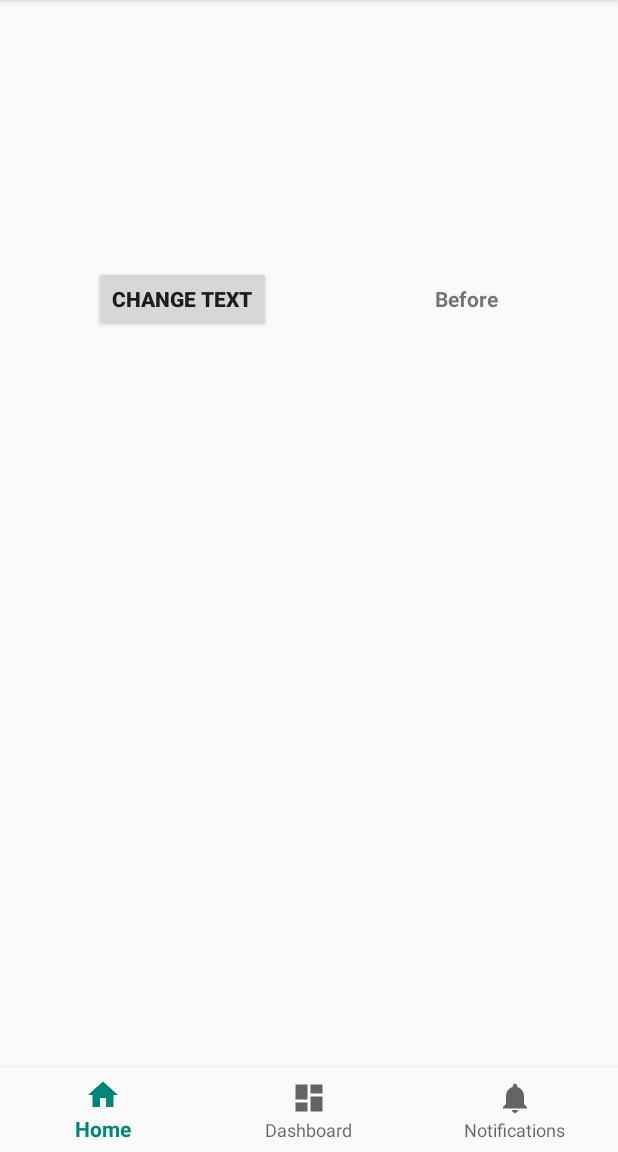
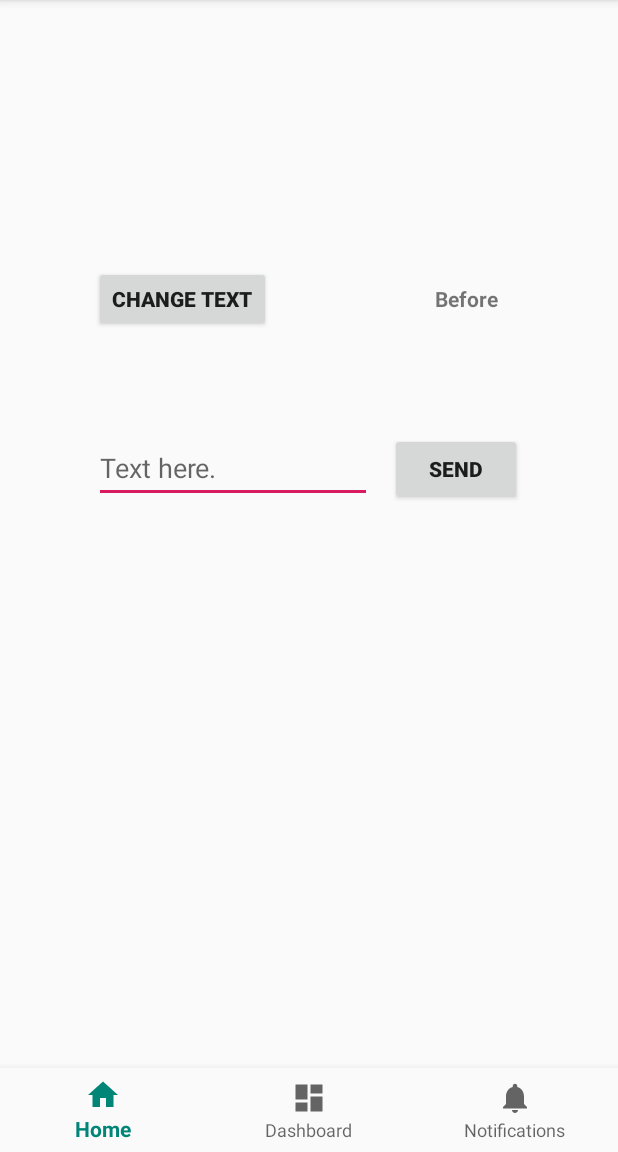
Before and after one commit to Masumi-M/Kotlin_Tutorial, an Android app: the screen it shows after launch (MainActivity), on a phone screen of 412 x 824 dp, the part 84-1236 px from its top. Run offline under Robolectric (Android 15) with nearby library versions, the phone set to English and light mode, and no system bars.

Commit message:
Add: Step2

```diff
--- a/app/build.gradle
+++ b/app/build.gradle
@@ -24,7 +24,7 @@ android {
 
 dependencies {
     implementation fileTree(dir: 'libs', include: ['*.jar'])
-    implementation"org.jetbrains.kotlin:kotlin-stdlib-jdk7:$kotlin_version"
+    implementation "org.jetbrains.kotlin:kotlin-stdlib-jdk7:$kotlin_version"
     implementation 'com.android.support:appcompat-v7:28.0.0'
     implementation 'com.android.support:design:28.0.0'
     implementation 'com.android.support.constraint:constraint-layout:1.1.3'
--- a/app/src/main/AndroidManifest.xml
+++ b/app/src/main/AndroidManifest.xml
@@ -18,6 +18,8 @@
                 <category android:name="android.intent.category.LAUNCHER"/>
             </intent-filter>
         </activity>
+        <activity android:name=".InfoActivity">
+        </activity>
     </application>
 
 </manifest>
--- a/app/src/main/res/layout/activity_main.xml
+++ b/app/src/main/res/layout/activity_main.xml
@@ -30,7 +30,7 @@
             app:layout_constraintRight_toRightOf="parent"
             app:menu="@menu/navigation"/>
     <Button
-            android:text="Change Text"
+            android:text="@string/change_text"
             android:layout_height="44dp"
             android:id="@+id/change_button"
             android:textStyle="bold"
@@ -40,5 +40,23 @@
             android:layout_marginStart="16dp" android:layout_marginTop="14dp"
             app:layout_constraintTop_toTopOf="parent" android:layout_marginBottom="327dp"
             app:layout_constraintBottom_toTopOf="@+id/navigation" android:layout_width="wrap_content"/>
+    <EditText
+            android:layout_width="185dp"
+            android:layout_height="46dp"
+            android:inputType="textPersonName"
+            android:ems="10"
+            android:id="@+id/editText"
+            android:layout_marginTop="68dp"
+            app:layout_constraintTop_toBottomOf="@+id/change_button" android:hint="@string/info_input_hint"
+            android:autofillHints=""
+            app:layout_constraintStart_toStartOf="@+id/change_button"/>
+    <Button
+            android:text="@string/send_info"
+            android:layout_width="wrap_content"
+            android:layout_height="wrap_content"
+            android:id="@+id/send_button"
+            app:layout_constraintTop_toTopOf="@+id/editText" app:layout_constraintBottom_toBottomOf="@+id/editText"
+            android:textStyle="bold" app:layout_constraintStart_toEndOf="@+id/editText" android:layout_marginLeft="12dp"
+            android:layout_marginStart="12dp" android:onClick="openInfo"/>
 
 </android.support.constraint.ConstraintLayout>
--- a/app/src/main/res/values/strings.xml
+++ b/app/src/main/res/values/strings.xml
@@ -3,4 +3,9 @@
     <string name="title_home">Home</string>
     <string name="title_dashboard">Dashboard</string>
     <string name="title_notifications">Notifications</string>
+    <string name="info_text">Info Text</string>
+    <string name="change_text">Change Text</string>
+    <string name="info_input">Info Input</string>
+    <string name="info_input_hint">Text here.</string>
+    <string name="send_info">Send</string>
 </resources>
```
Also changed, not shown: app/src/main/java/com/sample/umimori/samplekotlin/InfoActivity.kt (added, +19 -0 lines), app/src/main/java/com/sample/umimori/samplekotlin/MainActivity.kt (+14 -0 lines), app/src/main/res/layout/activity_info.xml (added, +19 -0 lines).
